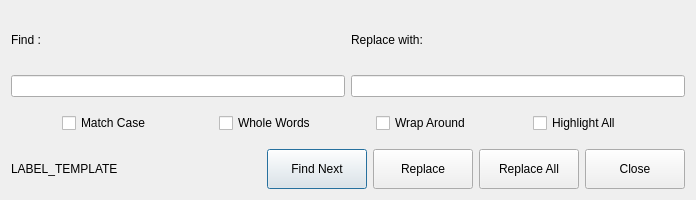
First picture: the form in gui/ui/replace_dialog.ui, repository imndllnuri/rv32i-emulator, before the edit.
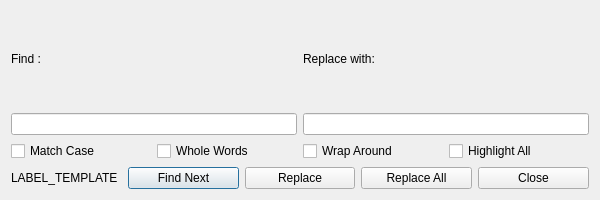
Second picture: the form after the edit.

Commit message: GUI polish: resizable Find/Replace dialogs, working Replace logic

```diff
--- a/gui/ui/replace_dialog.ui
+++ b/gui/ui/replace_dialog.ui
@@ -10,12 +10,6 @@
     <height>200</height>
    </rect>
   </property>
-  <property name="maximumSize">
-   <size>
-    <width>600</width>
-    <height>200</height>
-   </size>
-  </property>
   <property name="windowTitle">
    <string>Replace</string>
   </property>
@@ -52,24 +46,6 @@
     <layout class="QHBoxLayout" name="optionsLayout">
      <item>
       <widget class="QCheckBox" name="caseSensitiveCheckBox">
-       <property name="sizePolicy">
-        <sizepolicy hsizetype="Fixed" vsizetype="Fixed">
-         <horstretch>0</horstretch>
-         <verstretch>0</verstretch>
-        </sizepolicy>
-       </property>
-       <property name="minimumSize">
-        <size>
-         <width>100</width>
-         <height>40</height>
-        </size>
-       </property>
-       <property name="maximumSize">
-        <size>
-         <width>100</width>
-         <height>40</height>
-        </size>
-       </property>
        <property name="text">
         <string>Match Case</string>
        </property>
@@ -77,30 +53,6 @@
      </item>
      <item>
       <widget class="QCheckBox" name="wholeWordsCheckBox">
-       <property name="sizePolicy">
-        <sizepolicy hsizetype="Fixed" vsizetype="Fixed">
-         <horstretch>0</horstretch>
-         <verstretch>0</verstretch>
-        </sizepolicy>
-       </property>
-       <property name="minimumSize">
-        <size>
-         <width>100</width>
-         <height>40</height>
-        </size>
-       </property>
-       <property name="maximumSize">
-        <size>
-         <width>100</width>
-         <height>40</height>
-        </size>
-       </property>
-       <property name="baseSize">
-        <size>
-         <width>100</width>
-         <height>40</height>
-        </size>
-       </property>
        <property name="text">
         <string>Whole Words</string>
        </property>
@@ -108,24 +60,6 @@
      </item>
      <item>
       <widget class="QCheckBox" name="wrapAroundCheckBox">
-       <property name="sizePolicy">
-        <sizepolicy hsizetype="Fixed" vsizetype="Fixed">
-         <horstretch>0</horstretch>
-         <verstretch>0</verstretch>
-        </sizepolicy>
-       </property>
-       <property name="minimumSize">
-        <size>
-         <width>100</width>
-         <height>40</height>
-        </size>
-       </property>
-       <property name="maximumSize">
-        <size>
-         <width>100</width>
-         <height>40</height>
-        </size>
-       </property>
        <property name="text">
         <string>Wrap Around</string>
        </property>
@@ -133,24 +67,6 @@
      </item>
      <item>
       <widget class="QCheckBox" name="highlightAllCheckBox">
-       <property name="sizePolicy">
-        <sizepolicy hsizetype="Fixed" vsizetype="Fixed">
-         <horstretch>0</horstretch>
-         <verstretch>0</verstretch>
-        </sizepolicy>
-       </property>
-       <property name="minimumSize">
-        <size>
-         <width>100</width>
-         <height>40</height>
-        </size>
-       </property>
-       <property name="maximumSize">
-        <size>
-         <width>100</width>
-         <height>40</height>
-        </size>
-       </property>
        <property name="text">
         <string>Highlight All</string>
        </property>
@@ -165,24 +81,6 @@
        <property name="enabled">
         <bool>true</bool>
        </property>
-       <property name="sizePolicy">
-        <sizepolicy hsizetype="Fixed" vsizetype="Fixed">
-         <horstretch>0</horstretch>
-         <verstretch>0</verstretch>
-        </sizepolicy>
-       </property>
-       <property name="minimumSize">
-        <size>
-         <width>250</width>
-         <height>40</height>
-        </size>
-       </property>
-       <property name="maximumSize">
-        <size>
-         <width>250</width>
-         <height>40</height>
-        </size>
-       </property>
        <property name="text">
         <string>LABEL_TEMPLATE</string>
        </property>
@@ -190,24 +88,6 @@
      </item>
      <item>
       <widget class="QPushButton" name="findNextButton">
-       <property name="sizePolicy">
-        <sizepolicy hsizetype="Fixed" vsizetype="Fixed">
-         <horstretch>0</horstretch>
-         <verstretch>0</verstretch>
-        </sizepolicy>
-       </property>
-       <property name="minimumSize">
-        <size>
-         <width>100</width>
-         <height>40</height>
-        </size>
-       </property>
-       <property name="maximumSize">
-        <size>
-         <width>100</width>
-         <height>40</height>
-        </size>
-       </property>
        <property name="text">
         <string>Find Next</string>
        </property>
@@ -215,24 +95,6 @@
      </item>
      <item>
       <widget class="QPushButton" name="replaceButton">
-       <property name="sizePolicy">
-        <sizepolicy hsizetype="Fixed" vsizetype="Fixed">
-         <horstretch>0</horstretch>
-         <verstretch>0</verstretch>
-        </sizepolicy>
-       </property>
-       <property name="minimumSize">
-        <size>
-         <width>100</width>
-         <height>40</height>
-        </size>
-       </property>
-       <property name="maximumSize">
-        <size>
-         <width>100</width>
-         <height>40</height>
-        </size>
-       </property>
        <property name="text">
         <string>Replace</string>
        </property>
@@ -240,24 +102,6 @@
      </item>
      <item>
       <widget class="QPushButton" name="replaceAllButton">
-       <property name="sizePolicy">
-        <sizepolicy hsizetype="Fixed" vsizetype="Fixed">
-         <horstretch>0</horstretch>
-         <verstretch>0</verstretch>
-        </sizepolicy>
-       </property>
-       <property name="minimumSize">
-        <size>
-         <width>100</width>
-         <height>40</height>
-        </size>
-       </property>
-       <property name="maximumSize">
-        <size>
-         <width>100</width>
-         <height>40</height>
-        </size>
-       </property>
        <property name="text">
         <string>Replace All</string>
        </property>
@@ -265,24 +109,6 @@
      </item>
      <item>
       <widget class="QPushButton" name="closeButton">
-       <property name="sizePolicy">
-        <sizepolicy hsizetype="Fixed" vsizetype="Fixed">
-         <horstretch>0</horstretch>
-         <verstretch>0</verstretch>
-        </sizepolicy>
-       </property>
-       <property name="minimumSize">
-        <size>
-         <width>100</width>
-         <height>40</height>
-        </size>
-       </property>
-       <property name="maximumSize">
-        <size>
-         <width>100</width>
-         <height>40</height>
-        </size>
-       </property>
        <property name="text">
         <string>Close</string>
        </property>
```
The commit also changes 2 other files.
